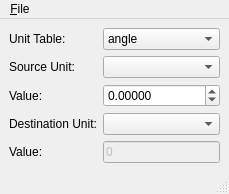
Old version of the form Chapter11/unitconverter/gui/UnitConverter.ui in the repository DanNixon/GettingStartedWithPythonAndRaspberryPi.
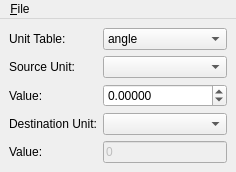
New version of the form.

Commit message: Remove status bar

The edit to the form file:
```diff
--- a/Chapter11/unitconverter/gui/UnitConverter.ui
+++ b/Chapter11/unitconverter/gui/UnitConverter.ui
@@ -6,8 +6,8 @@
    <rect>
     <x>0</x>
     <y>0</y>
-    <width>229</width>
-    <height>187</height>
+    <width>236</width>
+    <height>167</height>
    </rect>
   </property>
   <property name="windowTitle">
@@ -125,7 +125,7 @@
     <rect>
      <x>0</x>
      <y>0</y>
-     <width>229</width>
+     <width>236</width>
      <height>20</height>
     </rect>
    </property>
@@ -137,7 +137,6 @@
    </widget>
    <addaction name="menuFile"/>
   </widget>
-  <widget class="QStatusBar" name="statusbar"/>
   <action name="action_Exit">
    <property name="text">
     <string>&amp;Exit</string>
```
